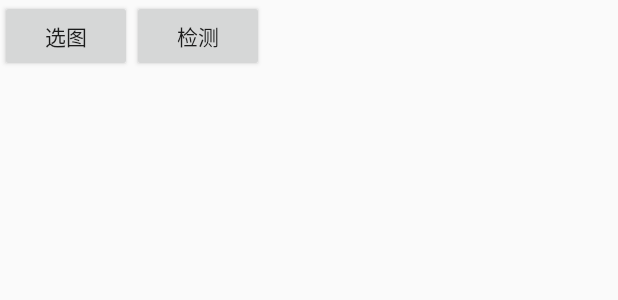
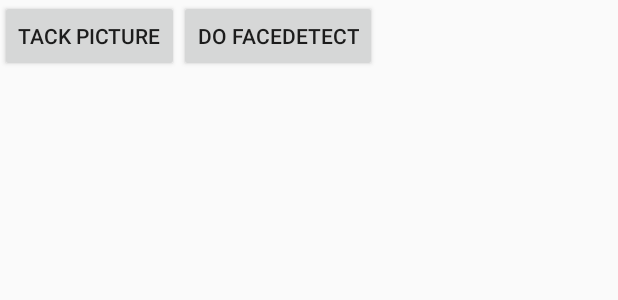
Before and after one commit to disslu/android_facesdk, an Android app: the layout main.xml on its own in the app's theme, with its tools: preview values and no code run, on a phone screen of 412 x 824 dp. Shown: the top 300 px of the screen. Run offline under Robolectric (Android 15) with nearby library versions, the phone set to English and light mode, and no system bars; network calls fail.

```diff
--- a/app/src/main/res/layout/main.xml
+++ b/app/src/main/res/layout/main.xml
@@ -13,12 +13,12 @@
         android:id="@+id/buttonImage"
         android:layout_width="wrap_content"
         android:layout_height="wrap_content"
-        android:text="选图" />
+        android:text="Tack Picture" />
     <Button
         android:id="@+id/buttonDetect"
         android:layout_width="wrap_content"
         android:layout_height="wrap_content"
-        android:text="检测" />
+        android:text="Do FaceDetect" />
     </LinearLayout>
 
     <TextView
```
Also changed, not shown: app/src/main/java/com/facesdk/MainActivity.java (+10 -8 lines), 1 other file.
